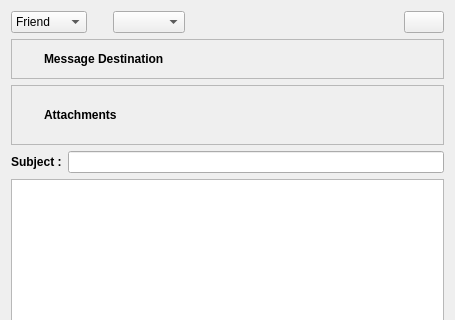
Above: retroshare-gui/src/gui/GeneralMsgDialog.ui from RetroShare/RetroShare before the change; both pictures show x 0 to 455 and y 0 to 320 of the 455 by 516 pixel window. Below: the same form after it.
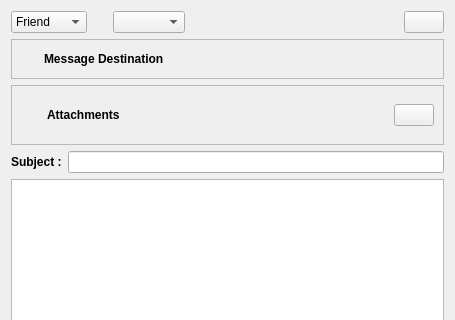
That is the form after the change. Icons and pictures are not drawn.

Commit message:
add file button to general message; add extra file sending from chat dialog; Add a link when sending a file; Add a link for downloading in the reciever chat dialog; Little gui improvement
Merge branch 'extraFile'

What changed in the file:
```diff
--- a/retroshare-gui/src/gui/GeneralMsgDialog.ui
+++ b/retroshare-gui/src/gui/GeneralMsgDialog.ui
@@ -189,12 +189,12 @@
      <property name="frameShadow" >
       <enum>QFrame::Raised</enum>
      </property>
-     <layout class="QVBoxLayout" >
+     <layout class="QVBoxLayout" name="verticalLayout">
       <item>
-       <layout class="QHBoxLayout" >
+       <layout class="QHBoxLayout" name="horizontalLayout">
         <item>
-         <widget class="QLabel" name="label_3" >
-          <property name="text" >
+         <widget class="QLabel" name="label_3">
+          <property name="text">
            <string/>
           </property>
           <property name="pixmap" >
@@ -210,17 +210,17 @@
           <property name="sizeType" >
            <enum>QSizePolicy::Fixed</enum>
           </property>
-          <property name="sizeHint" >
+          <property name="sizeHint" stdset="0">
            <size>
-            <width>10</width>
+            <width>13</width>
             <height>20</height>
            </size>
           </property>
          </spacer>
         </item>
         <item>
-         <widget class="QLabel" name="label_4" >
-          <property name="font" >
+         <widget class="QLabel" name="label_4">
+          <property name="font">
            <font>
             <weight>75</weight>
             <bold>true</bold>
@@ -236,21 +236,32 @@
           <property name="orientation" >
            <enum>Qt::Horizontal</enum>
           </property>
-          <property name="sizeHint" >
+          <property name="sizeHint" stdset="0">
            <size>
-            <width>271</width>
+            <width>218</width>
             <height>20</height>
            </size>
           </property>
          </spacer>
         </item>
+        <item>
+         <widget class="QPushButton" name="addFileButton">
+          <property name="text">
+           <string/>
+          </property>
+          <property name="icon">
+           <iconset resource="images.qrc">
+            <normaloff>:/images/add-share24.png</normaloff>:/images/add-share24.png</iconset>
+          </property>
+         </widget>
+        </item>
        </layout>
       </item>
      </layout>
     </widget>
    </item>
    <item>
-    <layout class="QHBoxLayout" >
+    <layout class="QHBoxLayout">
      <item>
       <widget class="QLabel" name="label_5" >
        <property name="font" >
```
Left out of the diff: 142 changed lines with no effect on the pictures. The commit also changes 7 other files.
